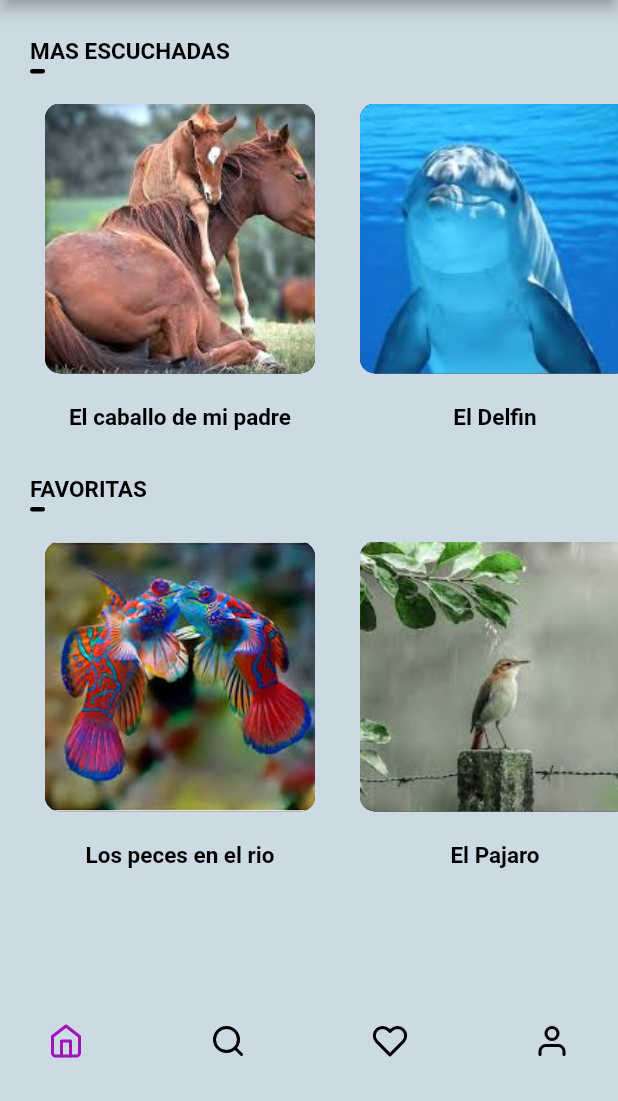
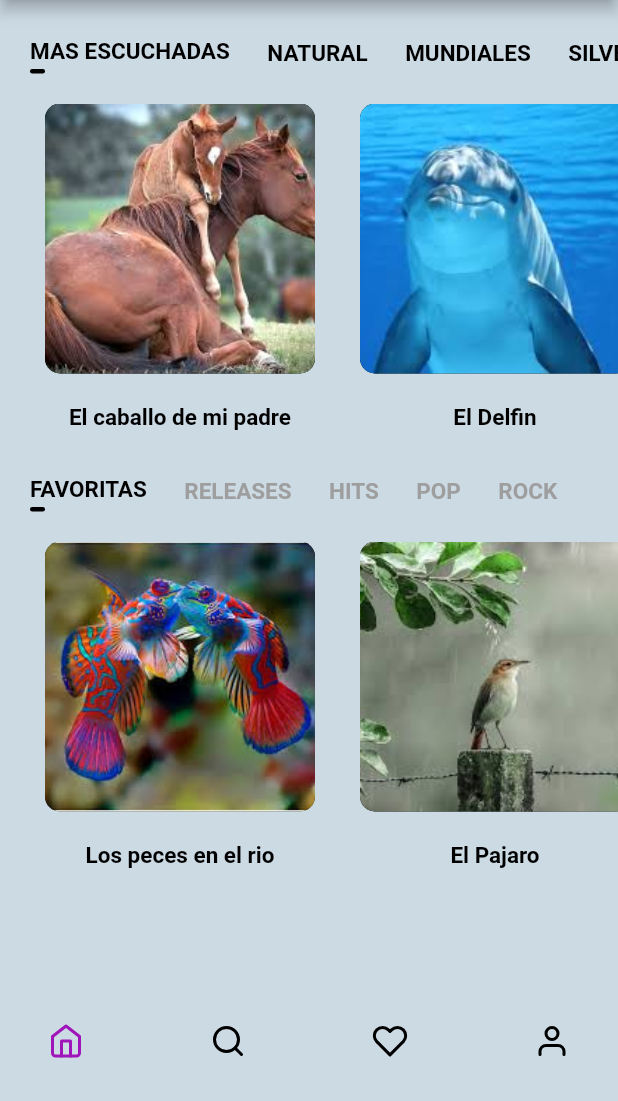
Before and after one commit to vpineda7/ejercicioPracticaMar22, a Flutter app: the screen it shows after launch, on a phone screen of 412 x 824 dp, the part 135-1236 px from its top. Run offline on Flutter 3.47's test engine with Material 2 defaults, Android fonts, the light colour scheme and no system bars; our stand-ins replace audioplayers, flutter_feather_icons, flutter_vector_icons, page_transition.

Commit message:
se agregó mas caetgorías de acuerdo a lo solicitado por el ingeniero

```diff
--- a/lib/constantes/const.dart
+++ b/lib/constantes/const.dart
@@ -2,10 +2,10 @@
 import 'package:spotifyclone2/paginas/principal_app.dart';
 
 const List song_type_1 = [
-  "MAS ESCUCHADAS",
+  "MAS ESCUCHADAS", "NATURAL", "MUNDIALES", "SILVESTRE", "EXTINCIÓN"
 ];
 const List song_type_2 = [
-  "FAVORITAS",
+  "FAVORITAS","RELEASES", "HITS", "POP", "ROCK"
 ];
 const List songs = [
   {
--- a/lib/paginas/home.dart
+++ b/lib/paginas/home.dart
@@ -1,11 +1,9 @@
 
 
 import 'package:flutter/material.dart';
-import 'package:flutter_vector_icons/flutter_vector_icons.dart';
 import 'package:spotifyclone2/paginas/albumpagina.dart';
 
 import '../constantes/const.dart';
-import 'package:spotifyclone2/paginas/albumpagina.dart';
 import 'package:page_transition/page_transition.dart';
 
 class PaginaPrincipal extends StatefulWidget {
```
